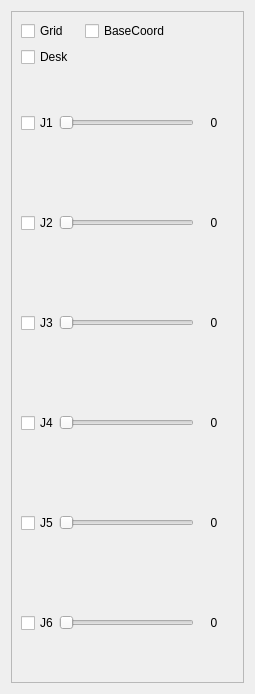
First picture: the form in froms/robotcontrolwidget.ui, repository RichaoWang/RobotSimulation, before the edit.
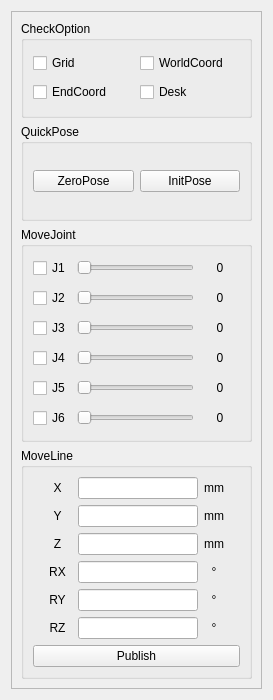
Second picture: the form after the edit.

```diff
--- a/froms/robotcontrolwidget.ui
+++ b/froms/robotcontrolwidget.ui
@@ -6,8 +6,8 @@
    <rect>
     <x>0</x>
     <y>0</y>
-    <width>255</width>
-    <height>694</height>
+    <width>273</width>
+    <height>700</height>
    </rect>
   </property>
   <property name="windowTitle">
@@ -27,45 +27,52 @@
        <rect>
         <x>0</x>
         <y>0</y>
-        <width>235</width>
-        <height>674</height>
+        <width>253</width>
+        <height>680</height>
        </rect>
       </property>
       <layout class="QGridLayout" name="gridLayout_2">
-       <item row="5" column="0" colspan="3">
-        <layout class="QGridLayout" name="sliderLayout">
-         <property name="spacing">
-          <number>0</number>
-         </property>
-         <item row="6" column="2">
-          <widget class="QLabel" name="j6Label">
-           <property name="minimumSize">
-            <size>
-             <width>40</width>
-             <height>0</height>
-            </size>
-           </property>
-           <property name="text">
-            <string>0</string>
-           </property>
-           <property name="alignment">
-            <set>Qt::AlignCenter</set>
-           </property>
-          </widget>
-         </item>
-         <item row="0" column="1">
-          <widget class="QSlider" name="j1Slider">
+       <item row="1" column="0" colspan="2">
+        <widget class="QGroupBox" name="groupBox_2">
            <property name="sizePolicy">
-            <sizepolicy hsizetype="Expanding" vsizetype="Preferred">
+          <sizepolicy hsizetype="Preferred" vsizetype="Preferred">
              <horstretch>0</horstretch>
              <verstretch>0</verstretch>
             </sizepolicy>
            </property>
-           <property name="orientation">
-            <enum>Qt::Horizontal</enum>
-           </property>
-          </widget>
-         </item>
+         <property name="maximumSize">
+          <size>
+           <width>16777215</width>
+           <height>97</height>
+          </size>
+         </property>
+         <property name="title">
+          <string>QuickPose</string>
+         </property>
+         <layout class="QHBoxLayout" name="horizontalLayout">
+          <item>
+           <widget class="QPushButton" name="zeroPosePushButton">
+            <property name="text">
+             <string>ZeroPose</string>
+            </property>
+           </widget>
+          </item>
+          <item>
+           <widget class="QPushButton" name="initPosePushButton">
+            <property name="text">
+             <string>InitPose</string>
+            </property>
+           </widget>
+          </item>
+         </layout>
+        </widget>
+       </item>
+       <item row="2" column="0" colspan="2">
+        <widget class="QGroupBox" name="groupBox_4">
+         <property name="title">
+          <string>MoveJoint</string>
+         </property>
+         <layout class="QGridLayout" name="gridLayout_5">
          <item row="0" column="2">
           <widget class="QLabel" name="j1Label">
            <property name="sizePolicy">
@@ -88,50 +95,8 @@
            </property>
           </widget>
          </item>
-         <item row="4" column="1">
-          <widget class="QSlider" name="j4Slider">
-           <property name="sizePolicy">
-            <sizepolicy hsizetype="Expanding" vsizetype="Preferred">
-             <horstretch>0</horstretch>
-             <verstretch>0</verstretch>
-            </sizepolicy>
-           </property>
-           <property name="orientation">
-            <enum>Qt::Horizontal</enum>
-           </property>
-          </widget>
-         </item>
-         <item row="3" column="1">
-          <widget class="QSlider" name="j3Slider">
-           <property name="sizePolicy">
-            <sizepolicy hsizetype="Expanding" vsizetype="Preferred">
-             <horstretch>0</horstretch>
-             <verstretch>0</verstretch>
-            </sizepolicy>
-           </property>
-           <property name="orientation">
-            <enum>Qt::Horizontal</enum>
-           </property>
-          </widget>
-         </item>
-         <item row="4" column="2">
-          <widget class="QLabel" name="j4Label">
-           <property name="minimumSize">
-            <size>
-             <width>40</width>
-             <height>0</height>
-            </size>
-           </property>
-           <property name="text">
-            <string>0</string>
-           </property>
-           <property name="alignment">
-            <set>Qt::AlignCenter</set>
-           </property>
-          </widget>
-         </item>
          <item row="2" column="2">
-          <widget class="QLabel" name="j2Label">
+           <widget class="QLabel" name="j3Label">
            <property name="minimumSize">
             <size>
              <width>40</width>
@@ -146,8 +111,21 @@
            </property>
           </widget>
          </item>
+          <item row="2" column="1">
+           <widget class="QSlider" name="j3Slider">
+            <property name="sizePolicy">
+             <sizepolicy hsizetype="Expanding" vsizetype="Preferred">
+              <horstretch>0</horstretch>
+              <verstretch>0</verstretch>
+             </sizepolicy>
+            </property>
+            <property name="orientation">
+             <enum>Qt::Horizontal</enum>
+            </property>
+           </widget>
+          </item>
          <item row="5" column="2">
-          <widget class="QLabel" name="j5Label">
+           <widget class="QLabel" name="j6Label">
            <property name="minimumSize">
             <size>
              <width>40</width>
@@ -162,20 +140,23 @@
            </property>
           </widget>
          </item>
-         <item row="5" column="1">
-          <widget class="QSlider" name="j5Slider">
-           <property name="sizePolicy">
-            <sizepolicy hsizetype="Expanding" vsizetype="Preferred">
-             <horstretch>0</horstretch>
-             <verstretch>0</verstretch>
-            </sizepolicy>
-           </property>
-           <property name="orientation">
-            <enum>Qt::Horizontal</enum>
-           </property>
-          </widget>
-         </item>
-         <item row="2" column="1">
+          <item row="1" column="2">
+           <widget class="QLabel" name="j2Label">
+            <property name="minimumSize">
+             <size>
+              <width>40</width>
+              <height>0</height>
+             </size>
+            </property>
+            <property name="text">
+             <string>0</string>
+            </property>
+            <property name="alignment">
+             <set>Qt::AlignCenter</set>
+            </property>
+           </widget>
+          </item>
+          <item row="1" column="1">
           <widget class="QSlider" name="j2Slider">
            <property name="sizePolicy">
             <sizepolicy hsizetype="Expanding" vsizetype="Preferred">
@@ -188,49 +169,7 @@
            </property>
           </widget>
          </item>
-         <item row="3" column="2">
-          <widget class="QLabel" name="j3Label">
-           <property name="minimumSize">
-            <size>
-             <width>40</width>
-             <height>0</height>
-            </size>
-           </property>
-           <property name="text">
-            <string>0</string>
-           </property>
-           <property name="alignment">
-            <set>Qt::AlignCenter</set>
-           </property>
-          </widget>
-         </item>
-         <item row="6" column="1">
-          <widget class="QSlider" name="j6Slider">
-           <property name="sizePolicy">
-            <sizepolicy hsizetype="Expanding" vsizetype="Preferred">
-             <horstretch>0</horstretch>
-             <verstretch>0</verstretch>
-            </sizepolicy>
-           </property>
-           <property name="orientation">
-            <enum>Qt::Horizontal</enum>
-           </property>
-          </widget>
-         </item>
-         <item row="0" column="0">
-          <widget class="QCheckBox" name="j1CheckBox">
-           <property name="sizePolicy">
-            <sizepolicy hsizetype="Minimum" vsizetype="Preferred">
-             <horstretch>0</horstretch>
-             <verstretch>0</verstretch>
-            </sizepolicy>
-           </property>
-           <property name="text">
-            <string>J1</string>
-           </property>
-          </widget>
-         </item>
-         <item row="2" column="0">
+          <item row="1" column="0">
           <widget class="QCheckBox" name="j2CheckBox">
            <property name="sizePolicy">
             <sizepolicy hsizetype="Minimum" vsizetype="Preferred">
@@ -243,20 +182,36 @@
            </property>
           </widget>
          </item>
+          <item row="4" column="2">
+           <widget class="QLabel" name="j5Label">
+            <property name="minimumSize">
+             <size>
+              <width>40</width>
+              <height>0</height>
+             </size>
+            </property>
+            <property name="text">
+             <string>0</string>
+            </property>
+            <property name="alignment">
+             <set>Qt::AlignCenter</set>
+            </property>
+           </widget>
+          </item>
+          <item row="0" column="1">
+           <widget class="QSlider" name="j1Slider">
+            <property name="sizePolicy">
+             <sizepolicy hsizetype="Expanding" vsizetype="Preferred">
+              <horstretch>0</horstretch>
+              <verstretch>0</verstretch>
+             </sizepolicy>
+            </property>
+            <property name="orientation">
+             <enum>Qt::Horizontal</enum>
+            </property>
+           </widget>
+          </item>
          <item row="3" column="0">
-          <widget class="QCheckBox" name="j3CheckBox">
-           <property name="sizePolicy">
-            <sizepolicy hsizetype="Minimum" vsizetype="Preferred">
-             <horstretch>0</horstretch>
-             <verstretch>0</verstretch>
-            </sizepolicy>
-           </property>
-           <property name="text">
-            <string>J3</string>
-           </property>
-          </widget>
-         </item>
-         <item row="4" column="0">
           <widget class="QCheckBox" name="j4CheckBox">
            <property name="sizePolicy">
             <sizepolicy hsizetype="Minimum" vsizetype="Preferred">
@@ -269,20 +224,20 @@
            </property>
           </widget>
          </item>
+          <item row="4" column="1">
+           <widget class="QSlider" name="j5Slider">
+            <property name="sizePolicy">
+             <sizepolicy hsizetype="Expanding" vsizetype="Preferred">
+              <horstretch>0</horstretch>
+              <verstretch>0</verstretch>
+             </sizepolicy>
+            </property>
+            <property name="orientation">
+             <enum>Qt::Horizontal</enum>
+            </property>
+           </widget>
+          </item>
          <item row="5" column="0">
-          <widget class="QCheckBox" name="j5CheckBox">
-           <property name="sizePolicy">
-            <sizepolicy hsizetype="Minimum" vsizetype="Preferred">
-             <horstretch>0</horstretch>
-             <verstretch>0</verstretch>
-            </sizepolicy>
-           </property>
-           <property name="text">
-            <string>J5</string>
-           </property>
-          </widget>
-         </item>
-         <item row="6" column="0">
           <widget class="QCheckBox" name="j6CheckBox">
            <property name="sizePolicy">
             <sizepolicy hsizetype="Minimum" vsizetype="Preferred">
@@ -295,15 +250,342 @@
            </property>
           </widget>
          </item>
-        </layout>
+          <item row="3" column="2">
+           <widget class="QLabel" name="j4Label">
+            <property name="minimumSize">
+             <size>
+              <width>40</width>
+              <height>0</height>
+             </size>
+            </property>
+            <property name="text">
+             <string>0</string>
+            </property>
+            <property name="alignment">
+             <set>Qt::AlignCenter</set>
+            </property>
+           </widget>
+          </item>
+          <item row="2" column="0">
+           <widget class="QCheckBox" name="j3CheckBox">
+            <property name="sizePolicy">
+             <sizepolicy hsizetype="Minimum" vsizetype="Preferred">
+              <horstretch>0</horstretch>
+              <verstretch>0</verstretch>
+             </sizepolicy>
+            </property>
+            <property name="text">
+             <string>J3</string>
+            </property>
+           </widget>
+          </item>
+          <item row="3" column="1">
+           <widget class="QSlider" name="j4Slider">
+            <property name="sizePolicy">
+             <sizepolicy hsizetype="Expanding" vsizetype="Preferred">
+              <horstretch>0</horstretch>
+              <verstretch>0</verstretch>
+             </sizepolicy>
+            </property>
+            <property name="orientation">
+             <enum>Qt::Horizontal</enum>
+            </property>
+           </widget>
+          </item>
+          <item row="4" column="0">
+           <widget class="QCheckBox" name="j5CheckBox">
+            <property name="sizePolicy">
+             <sizepolicy hsizetype="Minimum" vsizetype="Preferred">
+              <horstretch>0</horstretch>
+              <verstretch>0</verstretch>
+             </sizepolicy>
+            </property>
+            <property name="text">
+             <string>J5</string>
+            </property>
+           </widget>
+          </item>
+          <item row="0" column="0">
+           <widget class="QCheckBox" name="j1CheckBox">
+            <property name="sizePolicy">
+             <sizepolicy hsizetype="Minimum" vsizetype="Preferred">
+              <horstretch>0</horstretch>
+              <verstretch>0</verstretch>
+             </sizepolicy>
+            </property>
+            <property name="text">
+             <string>J1</string>
+            </property>
+           </widget>
+          </item>
+          <item row="5" column="1">
+           <widget class="QSlider" name="j6Slider">
+            <property name="sizePolicy">
+             <sizepolicy hsizetype="Expanding" vsizetype="Preferred">
+              <horstretch>0</horstretch>
+              <verstretch>0</verstretch>
+             </sizepolicy>
+            </property>
+            <property name="orientation">
+             <enum>Qt::Horizontal</enum>
+            </property>
+           </widget>
+          </item>
+         </layout>
+        </widget>
+       </item>
+       <item row="3" column="0" colspan="2">
+        <widget class="QGroupBox" name="groupBox">
+         <property name="title">
+          <string>MoveLine</string>
+         </property>
+         <layout class="QGridLayout" name="gridLayout_3">
+          <item row="2" column="1">
+           <widget class="QLabel" name="label_3">
+            <property name="text">
+             <string>Z</string>
+            </property>
+            <property name="alignment">
+             <set>Qt::AlignCenter</set>
+            </property>
+           </widget>
+          </item>
+          <item row="1" column="3">
+           <widget class="QLineEdit" name="yLineEdit">
+            <property name="mouseTracking">
+             <bool>true</bool>
+            </property>
+            <property name="text">
+             <string/>
+            </property>
+            <property name="alignment">
+             <set>Qt::AlignCenter</set>
+            </property>
+           </widget>
+          </item>
+          <item row="3" column="3">
+           <widget class="QLineEdit" name="rollLineEdit">
+            <property name="text">
+             <string/>
+            </property>
+            <property name="alignment">
+             <set>Qt::AlignCenter</set>
+            </property>
+           </widget>
+          </item>
+          <item row="1" column="1">
+           <widget class="QLabel" name="label_2">
+            <property name="text">
+             <string>Y</string>
+            </property>
+            <property name="alignment">
+             <set>Qt::AlignCenter</set>
+            </property>
+           </widget>
+          </item>
+          <item row="0" column="3">
+           <widget class="QLineEdit" name="xLineEdit">
+            <property name="mouseTracking">
+             <bool>true</bool>
+            </property>
+            <property name="text">
+             <string/>
+            </property>
+            <property name="alignment">
+             <set>Qt::AlignCenter</set>
+            </property>
+           </widget>
        </item>
        <item row="0" column="1">
-        <widget class="QCheckBox" name="baseCoordCheckBox">
+           <widget class="QLabel" name="label">
          <property name="text">
-          <string>BaseCoord</string>
-         </property>
-        </widget>
-       </item>
+             <string>X</string>
+            </property>
+            <property name="alignment">
+             <set>Qt::AlignCenter</set>
+            </property>
+           </widget>
+          </item>
+          <item row="5" column="1">
+           <widget class="QLabel" name="label_6">
+            <property name="text">
+             <string>RZ</string>
+            </property>
+            <property name="alignment">
+             <set>Qt::AlignCenter</set>
+            </property>
+           </widget>
+          </item>
+          <item row="6" column="0" colspan="6">
+           <widget class="QPushButton" name="sendPushButton">
+            <property name="text">
+             <string>Publish</string>
+            </property>
+           </widget>
+          </item>
+          <item row="4" column="1">
+           <widget class="QLabel" name="label_5">
+            <property name="text">
+             <string>RY</string>
+            </property>
+            <property name="alignment">
+             <set>Qt::AlignCenter</set>
+            </property>
+           </widget>
+          </item>
+          <item row="0" column="5">
+           <spacer name="horizontalSpacer">
+            <property name="orientation">
+             <enum>Qt::Horizontal</enum>
+            </property>
+            <property name="sizeType">
+             <enum>QSizePolicy::Minimum</enum>
+            </property>
+            <property name="sizeHint" stdset="0">
+             <size>
+              <width>10</width>
+              <height>20</height>
+             </size>
+            </property>
+           </spacer>
+          </item>
+          <item row="3" column="1">
+           <widget class="QLabel" name="label_4">
+            <property name="text">
+             <string>RX</string>
+            </property>
+            <property name="alignment">
+             <set>Qt::AlignCenter</set>
+            </property>
+           </widget>
+          </item>
+          <item row="5" column="3">
+           <widget class="QLineEdit" name="yawLineEdit">
+            <property name="text">
+             <string/>
+            </property>
+            <property name="alignment">
+             <set>Qt::AlignCenter</set>
+            </property>
+           </widget>
+          </item>
+          <item row="4" column="3">
+           <widget class="QLineEdit" name="pitchLineEdit">
+            <property name="text">
+             <string/>
+            </property>
+            <property name="alignment">
+             <set>Qt::AlignCenter</set>
+            </property>
+           </widget>
+          </item>
+          <item row="2" column="3">
+           <widget class="QLineEdit" name="zLineEdit">
+            <property name="text">
+             <string/>
+            </property>
+            <property name="alignment">
+             <set>Qt::AlignCenter</set>
+            </property>
+           </widget>
+          </item>
+          <item row="0" column="0">
+           <spacer name="horizontalSpacer_2">
+            <property name="orientation">
+             <enum>Qt::Horizontal</enum>
+            </property>
+            <property name="sizeType">
+             <enum>QSizePolicy::Minimum</enum>
+            </property>
+            <property name="sizeHint" stdset="0">
+             <size>
+              <width>10</width>
+              <height>20</height>
+             </size>
+            </property>
+           </spacer>
+          </item>
+          <item row="0" column="4">
+           <widget class="QLabel" name="label_7">
+            <property name="text">
+             <string>mm</string>
+            </property>
+            <property name="alignment">
+             <set>Qt::AlignCenter</set>
+            </property>
+           </widget>
+          </item>
+          <item row="1" column="4">
+           <widget class="QLabel" name="label_8">
+            <property name="text">
+             <string>mm</string>
+            </property>
+            <property name="alignment">
+             <set>Qt::AlignCenter</set>
+            </property>
+           </widget>
+          </item>
+          <item row="2" column="4">
+           <widget class="QLabel" name="label_9">
+            <property name="text">
+             <string>mm</string>
+            </property>
+            <property name="alignment">
+             <set>Qt::AlignCenter</set>
+            </property>
+           </widget>
+          </item>
+          <item row="3" column="4">
+           <widget class="QLabel" name="label_10">
+            <property name="text">
+             <string>°</string>
+            </property>
+            <property name="alignment">
+             <set>Qt::AlignCenter</set>
+            </property>
+           </widget>
+          </item>
+          <item row="4" column="4">
+           <widget class="QLabel" name="label_11">
+            <property name="text">
+             <string>°</string>
+            </property>
+            <property name="alignment">
+             <set>Qt::AlignCenter</set>
+            </property>
+           </widget>
+          </item>
+          <item row="5" column="4">
+           <widget class="QLabel" name="label_12">
+            <property name="text">
+             <string>°</string>
+            </property>
+            <property name="alignment">
+             <set>Qt::AlignCenter</set>
+            </property>
+           </widget>
+          </item>
+         </layout>
+        </widget>
+       </item>
+       <item row="0" column="0" colspan="2">
+        <widget class="QGroupBox" name="groupBox_3">
+         <property name="sizePolicy">
+          <sizepolicy hsizetype="Preferred" vsizetype="Preferred">
+           <horstretch>0</horstretch>
+           <verstretch>0</verstretch>
+          </sizepolicy>
+         </property>
+         <property name="maximumSize">
+          <size>
+           <width>16777215</width>
+           <height>97</height>
+          </size>
+         </property>
+         <property name="title">
+          <string>CheckOption</string>
+         </property>
+         <layout class="QGridLayout" name="gridLayout_4">
        <item row="0" column="0">
         <widget class="QCheckBox" name="gridCheckBox">
          <property name="text">
@@ -311,11 +593,28 @@
          </property>
         </widget>
        </item>
+          <item row="0" column="1">
+           <widget class="QCheckBox" name="baseCoordCheckBox">
+            <property name="text">
+             <string>WorldCoord</string>
+            </property>
+           </widget>
+          </item>
        <item row="1" column="0">
+           <widget class="QCheckBox" name="endCheckBox">
+            <property name="text">
+             <string>EndCoord</string>
+            </property>
+           </widget>
+          </item>
+          <item row="1" column="1">
         <widget class="QCheckBox" name="deskCheckBox">
          <property name="text">
           <string>Desk</string>
          </property>
+           </widget>
+          </item>
+         </layout>
         </widget>
        </item>
       </layout>
```
Lines whose indentation alone changed are shown as unchanged.
